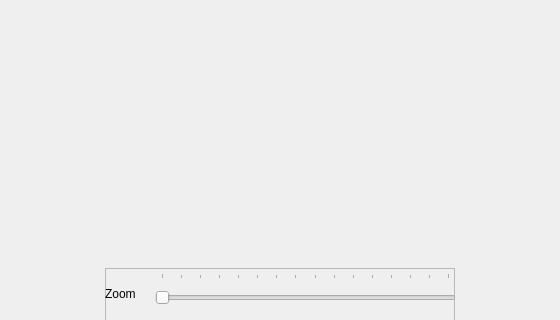
Old version of the form view.ui in the repository Kalean75/Sprite_Editor; both pictures show x 265 to 825 and y 400 to 720 of the 1280 by 720 pixel window.
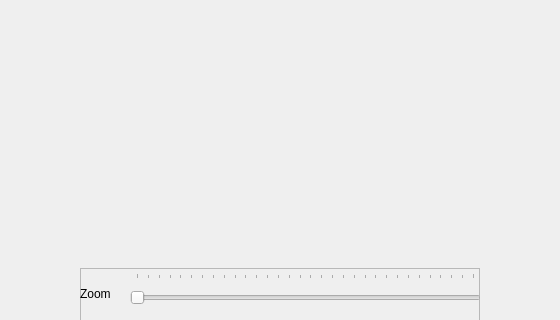
New version of the form. Icons and pictures are not drawn.

Commit message: Change default image dimensions and pencil color

What changed in the file:
```diff
--- a/view.ui
+++ b/view.ui
@@ -90,7 +90,7 @@
           </property>
           <property name="maximumSize">
            <size>
-            <width>350</width>
+            <width>400</width>
             <height>50</height>
            </size>
           </property>
@@ -111,7 +111,7 @@
             <rect>
              <x>50</x>
              <y>5</y>
-             <width>301</width>
+             <width>351</width>
              <height>41</height>
             </rect>
            </property>
@@ -119,11 +119,14 @@
             <number>1</number>
            </property>
            <property name="maximum">
-            <number>16</number>
+            <number>32</number>
            </property>
            <property name="pageStep">
             <number>1</number>
            </property>
+           <property name="value">
+            <number>1</number>
+           </property>
            <property name="orientation">
             <enum>Qt::Horizontal</enum>
            </property>
```
The commit also changes 2 other files.
